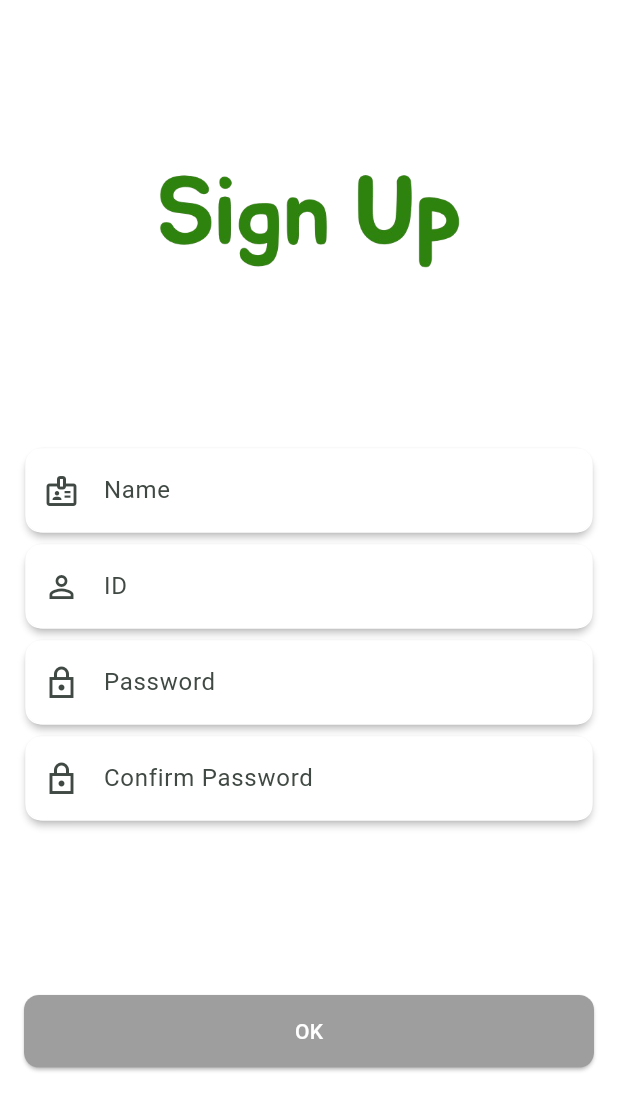
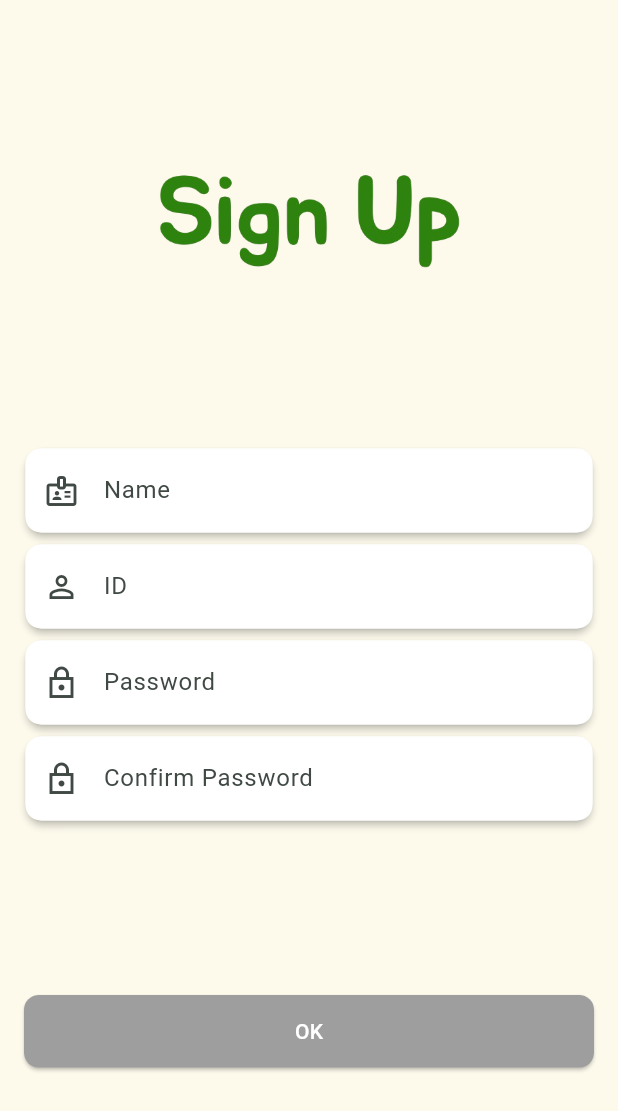
Before and after one commit to KW-EcoVision/ecovision-mobile, a Flutter app: the screen it shows after launch, after a tap on "Sign up", on a phone screen of 412 x 824 dp. Shown: the top 1111 px of the screen. Run offline on Flutter 3.47's test engine with Material 3 defaults, Android fonts, the light colour scheme and no system bars; our stand-ins replace camera, geolocator, google_maps_flutter, location, stop_watch_timer; Roboto replaces fonts that are missing (NanumSquareNeo-bRg).

Commit message:
fix: 백그라운드 색상 상수값 고정

```diff
--- a/lib/view/page/LoginPage.dart
+++ b/lib/view/page/LoginPage.dart
@@ -19,7 +19,7 @@ class _LoginPageState extends State<LoginPage> {
   @override
   Widget build(BuildContext context) {
     return Scaffold(
-      backgroundColor: Colors.white,
+      backgroundColor: EcoVisionColor.background,
       body: SafeArea(
         child: Center(
           child: Column(
@@ -28,7 +28,7 @@ class _LoginPageState extends State<LoginPage> {
               Center(
                   child: SizedBox(
                       width: MediaQuery.of(context).size.width / 2,
-                      child: Image.asset('assets/images/logo.jpeg'))),
+                      child: Image.asset('assets/images/logo.png'))),
               Column(
                 mainAxisAlignment: MainAxisAlignment.center,
                 children: [
--- a/lib/view/page/SignupPage.dart
+++ b/lib/view/page/SignupPage.dart
@@ -42,7 +42,7 @@ class _SignupPageState extends State<SignupPage> {
   @override
   Widget build(BuildContext context) {
     return Scaffold(
-      backgroundColor: Colors.white,
+      backgroundColor: EcoVisionColor.background,
       body: SafeArea(
         child: Center(
           child: Column(
```
